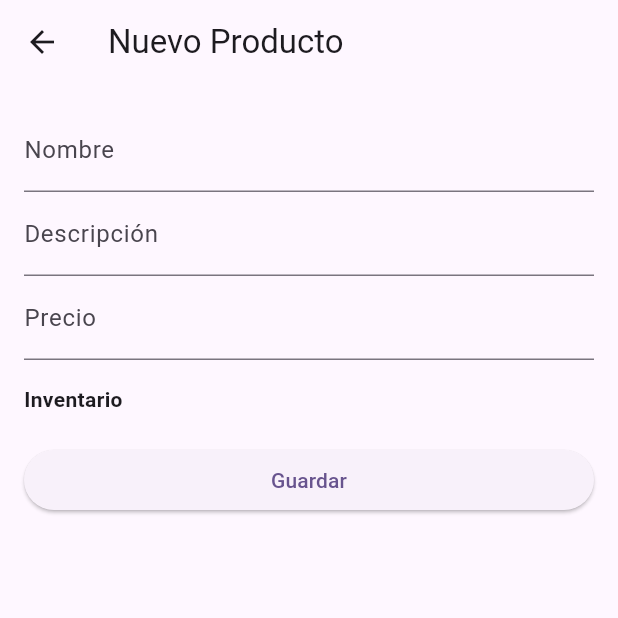
After one commit to dmr617805/proyectofinal, a Flutter app: the ProductoScreen screen opened by its route, after a tap on the "add" icon, on a phone screen of 412 x 824 dp, the top half of it. The commit adds this screen. Run offline on Flutter 3.47's test engine with Material 3 defaults, Android fonts, the phone set to English and light mode, and no system bars; our stand-ins replace shared_preferences, sqflite; accounts and stored records are empty.

Commit message:
se agrega pantalla de productos version incial

```diff
--- a/lib/database/database_helper.dart
+++ b/lib/database/database_helper.dart
@@ -51,6 +51,30 @@ class DatabaseHelper {
       )
     ''');
 
+
+    await db.execute('''
+      CREATE TABLE producto (
+        id_producto INTEGER PRIMARY KEY AUTOINCREMENT,
+        nombre TEXT NOT NULL,
+        descripcion TEXT,
+        precio REAL NOT NULL,
+        is_active INTEGER NOT NULL DEFAULT 1
+      )
+    ''');
+
+
+    await db.execute('''
+      CREATE TABLE inventario (
+        id_sucursal INTEGER NOT NULL,
+        id_producto INTEGER NOT NULL,
+        cantidad_disponible INTEGER NOT NULL,
+        PRIMARY KEY (id_sucursal, id_producto),
+        FOREIGN KEY (id_sucursal) REFERENCES sucursal(id_sucursal),
+        FOREIGN KEY (id_producto) REFERENCES producto(id_producto)
+      )
+    ''');
+
+
     final batch = db.batch();
 
     await batch.commit();
--- a/lib/main.dart
+++ b/lib/main.dart
@@ -1,13 +1,17 @@
 import 'package:flutter/material.dart';
 import 'package:provider/provider.dart';
 import 'package:proyectofinal/models/cliente.dart';
+import 'package:proyectofinal/models/producto.dart';
 import 'package:proyectofinal/models/sucursal.dart';
 import 'package:proyectofinal/screens/cliente/cliente_form_screen.dart';
 import 'package:proyectofinal/screens/cliente/cliente_screen.dart';
 import 'package:proyectofinal/screens/login_screen.dart';
+import 'package:proyectofinal/screens/producto/producto_form_screen.dart';
+import 'package:proyectofinal/screens/producto/producto_screen.dart';
 import 'package:proyectofinal/screens/sucursal/sucursal_form_screen.dart';
 import 'package:proyectofinal/screens/sucursal/sucursal_screen.dart';
 import 'package:proyectofinal/viewmodels/cliente_viewmodel.dart';
+import 'package:proyectofinal/viewmodels/producto_viewmodel.dart';
 import 'package:proyectofinal/viewmodels/sucursal_viewmodel.dart';
 
 void main() {
@@ -24,6 +28,7 @@ class MyApp extends StatelessWidget {
       providers: [
         ChangeNotifierProvider(create: (_) => ClienteViewModel()),
         ChangeNotifierProvider(create: (_) => SucursalViewModel()),
+        ChangeNotifierProvider(create: (_) => ProductoViewModel()),
         // ChangeNotifierProvider(create: (_) => UsuarioViewModel()),
       ],
       child: MaterialApp(
@@ -55,6 +60,16 @@ class MyApp extends StatelessWidget {
                 builder: (_) => SucursalFormScreen(sucursal: sucursal),
               );
 
+            case ProductoScreen.routeName:
+              return MaterialPageRoute(builder: (_) => const ProductoScreen());
+
+            case ProductoFormScreen.routeName:
+              final producto = settings.arguments as Producto?;
+              return MaterialPageRoute(
+                builder: (_) => ProductoFormScreen(producto: producto),
+              );
+
+
             default:
               return null;
           }
--- /dev/null
+++ b/lib/models/inventario.dart
@@ -0,0 +1,44 @@
+class Inventario {
+  final int idSucursal;
+  final int idProducto;
+  final int cantidadDisponible;
+
+  Inventario({
+    required this.idSucursal,
+    required this.idProducto,
+    required this.cantidadDisponible,
+  });
+
+  Map<String, dynamic> toMap() {
+    return {
+      'id_sucursal': idSucursal,
+      'id_producto': idProducto,
+      'cantidad_disponible': cantidadDisponible,
+    };
+  }
+
+  factory Inventario.fromMap(Map<String, dynamic> map) {
+    return Inventario(
+      idSucursal: map['id_sucursal'],
+      idProducto: map['id_producto'],
+      cantidadDisponible: map['cantidad_disponible'],
+    );
+  }
+
+  Inventario copyWith({
+    int? idSucursal,
+    int? idProducto,
+    int? cantidadDisponible,
+  }) {
+    return Inventario(
+      idSucursal: idSucursal ?? this.idSucursal,
+      idProducto: idProducto ?? this.idProducto,
+      cantidadDisponible: cantidadDisponible ?? this.cantidadDisponible,
+    );
+  }
+
+  @override
+  String toString() {
+    return 'Inventario(idSucursal: $idSucursal, idProducto: $idProducto, cantidadDisponible: $cantidadDisponible)';
+  }
+}
--- /dev/null
+++ b/lib/models/producto.dart
@@ -0,0 +1,62 @@
+import 'package:proyectofinal/models/inventario.dart';
+
+class Producto {
+  final int? idProducto;
+  final String nombre;
+  final String? descripcion;
+  final double? precio;
+  final bool isActive;
+  final List<Inventario> inventario;
+
+  Producto({
+    this.idProducto,
+    required this.nombre,
+    this.descripcion,
+    required this.precio,
+    this.isActive = true,
+    this.inventario = const [],
+  });
+
+  Map<String, dynamic> toMap() {
+    return {
+      'id_producto': idProducto,
+      'nombre': nombre,
+      'descripcion': descripcion,
+      'precio': precio,
+      'is_active': isActive ? 1 : 0,
+    };
+  }
+
+  factory Producto.fromMap(Map<String, dynamic> map) {
+    return Producto(
+      idProducto: map['id_producto'],
+      nombre: map['nombre'],
+      descripcion: map['descripcion'],
+      precio: map['precio'] is int ? (map['precio'] as int).toDouble() : map['precio'],
+      isActive: map['is_active'] == 1,
+    );
+  }
+
+  Producto copyWith({
+    int? idProducto,
+    String? nombre,
+    String? descripcion,
+    double? precio,
+    bool? isActive,
+    List<Inventario>? inventario,
+  }) {
+    return Producto(
+      idProducto: idProducto ?? this.idProducto,
+      nombre: nombre ?? this.nombre,
+      descripcion: descripcion ?? this.descripcion,
+      precio: precio ?? this.precio,
+      isActive: isActive ?? this.isActive,
+      inventario: inventario ?? this.inventario,
+    );
+  }
+
+  @override
+  String toString() {
+    return 'Producto(idProducto: $idProducto, nombre: $nombre, descripcion: $descripcion, precio: $precio, isActive: $isActive)';
+  }
+}
--- /dev/null
+++ b/lib/repositories/producto_repository.dart
@@ -0,0 +1,119 @@
+import 'package:proyectofinal/database/database_helper.dart';
+import 'package:proyectofinal/models/producto.dart';
+import 'package:proyectofinal/models/inventario.dart';
+
+class ProductoRepository {
+  final DatabaseHelper _databaseHelper = DatabaseHelper.instance;
+
+  // Insertar un producto y su inventario
+  Future<int> crear(Producto producto) async {
+    final db = await _databaseHelper.database;
+    int productoId = 0;
+
+    await db.transaction((txn) async {
+      productoId = await txn.insert('producto', producto.toMap());
+
+      for (final inv in producto.inventario) {
+        await txn.insert('inventario', {
+          'id_producto': productoId,
+          'id_sucursal': inv.idSucursal,
+          'cantidad_disponible': inv.cantidadDisponible,
+        });
+      }
+    });
+
+    return productoId;
+  }
+
+  // Actualizar un producto
+  Future<int> actualizar(Producto producto) async {
+    return await _databaseHelper.update(
+      'producto',
+      producto.toMap(),
+      'id_producto = ?',
+      [producto.idProducto],
+    );
+  }
+
+  // Eliminar lógicamente un producto
+  Future<int> eliminar(int idProducto) async {
+    return await _databaseHelper.update(
+      'producto',
+      {'is_active': 0},
+      'id_producto = ?',
+      [idProducto],
+    );
+  }
+
+  // Obtener todos los productos activos
+  Future<List<Producto>> obtenerTodos({bool soloActivos = true}) async {
+    List<Producto> productos = [];
+
+    final List<Map<String, dynamic>> maps = await _databaseHelper.query(
+      'producto',
+      whereClause: soloActivos ? 'is_active = ?' : null,
+      whereArgs: soloActivos ? [1] : null,
+    );
+
+    maps.map((map) =>  productos.add(Producto.fromMap(map))).toList();
+
+    // Obtener inventario para cada producto
+    for (int i = 0; i < productos.length; i++) {
+      final inventario = await obtenerInventarioPorProducto(
+        productos[i].idProducto!,
+      );
+      productos[i] = productos[i].copyWith(inventario: inventario);
+    }
+
+    return productos;
+  }
+
+  // Obtener inventario por producto
+  Future<List<Inventario>> obtenerInventarioPorProducto(int idProducto) async {
+    final maps = await _databaseHelper.query(
+      'inventario',
+      whereClause: 'id_producto = ?',
+      whereArgs: [idProducto],
+    );
+
+    if (maps.isEmpty) return [];
+
+    return maps.map((map) => Inventario.fromMap(map)).toList();
+  }
+
+  // Agregar inventario a un producto
+  Future<int> agregarInventario(Inventario inventario) async {
+    return await _databaseHelper.insert('inventario', inventario.toMap());
+  }
+
+  // Eliminar inventario por producto
+  Future<int> eliminarInventarioPorProducto(int idProducto) async {
+    return await _databaseHelper.delete('inventario', 'id_producto = ?', [
+      idProducto,
+    ]);
+  }
+
+  // Actualizar inventario de un producto para una sucursal
+  Future<int> actualizarInventario(Inventario inventario) async {
+    return await _databaseHelper.update(
+      'inventario',
+      inventario.toMap(),
+      'id_producto = ? AND id_sucursal = ?',
+      [inventario.idProducto, inventario.idSucursal],
+    );
+  }
+
+  // Actualizar cantidad de inventario de un producto en una sucursal específica
+  Future<int> actualizarCantidadInventario(
+    int idProducto,
+    int idSucursal,
+    int nuevaCantidad,
+  ) async {
+    return await _databaseHelper.update(
+      'inventario',
+      {'cantidad_disponible': nuevaCantidad},
+      'id_producto = ? AND id_sucursal = ?',
+      [idProducto, idSucursal],
+    );
+  }
+}
--- a/lib/screens/login_screen.dart
+++ b/lib/screens/login_screen.dart
@@ -1,5 +1,6 @@
 import 'package:flutter/material.dart';
 import 'package:proyectofinal/models/usuario.dart';
+import 'package:proyectofinal/screens/producto/producto_screen.dart';
 import 'package:proyectofinal/screens/sucursal/sucursal_screen.dart';
 import 'package:shared_preferences/shared_preferences.dart';
 
@@ -33,7 +34,7 @@ class _LoginScreenState extends State<LoginScreen> {
 
       // Navegar a la pantalla de inicio
 
-      Navigator.pushReplacementNamed(context, SucursalScreen.routeName);
+      Navigator.pushReplacementNamed(context, ProductoScreen.routeName);
 
       // Navigator.pushReplacement(
       //   context,
--- /dev/null
+++ b/lib/screens/producto/producto_form_screen.dart
@@ -0,0 +1,179 @@
+import 'package:flutter/material.dart';
+import 'package:provider/provider.dart';
+import 'package:proyectofinal/models/inventario.dart';
+import 'package:proyectofinal/models/producto.dart';
+import 'package:proyectofinal/models/sucursal.dart';
+import 'package:proyectofinal/viewmodels/producto_viewmodel.dart';
+import 'package:proyectofinal/viewmodels/sucursal_viewmodel.dart';
+
+class ProductoFormScreen extends StatefulWidget {
+  static const String routeName = '/producto_form';
+  final Producto? producto;
+  const ProductoFormScreen({super.key, this.producto});
+
+  @override
+  State<ProductoFormScreen> createState() => _ProductoFormScreenState();
+}
+
+class _ProductoFormScreenState extends State<ProductoFormScreen> {
+  final _formKey = GlobalKey<FormState>();
+  late TextEditingController _nombreController;
+  late TextEditingController _descripcionController;
+  late TextEditingController _precioController;
+  bool _isLoading = true;
+  final List<InventarioEntry> _inventarioControllers = [];
+
+  @override
+  void initState() {
+    super.initState();
+   _loadData();
+  }
+
+  Future<void> _loadData() async {
+   final producto = widget.producto;
+    _nombreController = TextEditingController(text: producto?.nombre ?? '');
+    _descripcionController = TextEditingController(text: producto?.descripcion ?? '');
+    _precioController = TextEditingController(text: producto?.precio?.toString() ?? '');
+
+    final sucursalVM = Provider.of<SucursalViewModel>(context, listen: false);
+    await sucursalVM.cargarSucursales(); // Cargar sucursales al iniciar
+
+    for (var sucursal in sucursalVM.sucursales) {
+      // Buscar si el producto ya tiene inventario registrado para esa sucursal
+      final inventarioExistente = producto?.inventario.firstWhere(
+        (inv) => inv.idSucursal == sucursal.idSucursal,
+        orElse: () => Inventario(idSucursal: sucursal.idSucursal!, idProducto: 0, cantidadDisponible: 0),
+      );
+
+      final cantidad = inventarioExistente?.cantidadDisponible ?? 0;
+      _inventarioControllers.add(InventarioEntry(
+        sucursal: sucursal,
+        controller: TextEditingController(text: cantidad.toString()),
+      ));
+    }
+
+    setState(() {
+      _isLoading = false;
+    });
+
+  }
+
+  void _guardar() async {
+    if (_formKey.currentState?.validate() ?? false) {
+
+      final inventarioList = _inventarioControllers.map((entry) {
+          return Inventario(
+            idSucursal: entry.sucursal.idSucursal!,
+            idProducto: widget.producto?.idProducto ?? 0, // Si es nuevo, asigna después del guardado
+            cantidadDisponible: int.tryParse(entry.controller.text) ?? 0,
+          );
+      }).toList();
+
+      final producto = Producto(
+        idProducto: widget.producto?.idProducto,
+        nombre: _nombreController.text,
+        descripcion: _descripcionController.text,
+        precio: double.tryParse(_precioController.text) ?? 0,
+        isActive: true,
+        inventario: inventarioList,
+      );
+
+      final productoVM = Provider.of<ProductoViewModel>(context, listen: false);
+
+      await productoVM.guardar(producto);
+      // if (producto.idProducto == null) {
+      //   await productoVM.crear(producto);
+      // } else {
+      //   await productoVM.actualizar(producto);
+      // }
+
+      Navigator.pop(context);
+    }
+  }
+
+  @override
+  void dispose() {
+    _nombreController.dispose();
+    _descripcionController.dispose();
+    _precioController.dispose();
+    for (var entry in _inventarioControllers) {
+      entry.controller.dispose();
+    }
+    super.dispose();
+  }
+
+
+  @override
+  Widget build(BuildContext context) {
+
+    final esEdicion = widget.producto != null;
+
+    return Scaffold(
+      appBar: AppBar(
+        title: Text(esEdicion ? 'Editar Producto' : 'Nuevo Producto'),
+      ),
+      body: _isLoading
+        ? const Center(child: CircularProgressIndicator())
+        : Padding(
+        padding: const EdgeInsets.all(16.0),
+        child: Form(
+          key: _formKey,
+          child: ListView(
+            children: [
+              TextFormField(
+                controller: _nombreController,
+                decoration: const InputDecoration(labelText: 'Nombre'),
+                validator:
+                    (value) => value!.isEmpty ? 'Campo obligatorio' : null,
+              ),
+              TextFormField(
+                controller: _descripcionController,
+                decoration: const InputDecoration(labelText: 'Descripción'),
+              ),
+              TextFormField(
+                controller: _precioController,
+                decoration: const InputDecoration(labelText: 'Precio'),
+                keyboardType: TextInputType.numberWithOptions(decimal: true),
+                validator:
+                    (value) => value!.isEmpty ? 'Campo obligatorio' : null,
+              ),
+              const SizedBox(height: 16),
+              const Text(
+                'Inventario',
+                style: TextStyle(fontWeight: FontWeight.bold),
+              ),
+              Column(
+                children: _inventarioControllers.map((entry) {
+                  return Padding(
+                    padding: const EdgeInsets.symmetric(vertical: 8.0),
+                    child: TextFormField(
+                      controller: entry.controller,
+                      keyboardType: TextInputType.number,
+                      decoration: InputDecoration(labelText: 'Cantidad en ${entry.sucursal.nombre}'),
+                      validator: (value) => value!.isEmpty ? 'Campo obligatorio' : null,
+                    ),
+                  );
+                }).toList(),
+              ),
+              const SizedBox(height: 20),
+              ElevatedButton(
+                onPressed: _guardar,
+                child: Text(esEdicion ? 'Actualizar' : 'Guardar'),
+              ),
+            ],
+          ),
+        ),
+      ),
+    );
+  }
+}
+
+class InventarioEntry {
+  final Sucursal sucursal;
+  final TextEditingController controller;
+
+  InventarioEntry({
+    required this.sucursal,
+    required this.controller,
+  });
+}
--- /dev/null
+++ b/lib/screens/producto/producto_screen.dart
@@ -0,0 +1,71 @@
+import 'package:flutter/material.dart';
+import 'package:provider/provider.dart';
+
+import 'package:proyectofinal/screens/producto/producto_form_screen.dart';
+import 'package:proyectofinal/viewmodels/producto_viewmodel.dart';
+import 'package:proyectofinal/widgets/producto_card.dart';
+
+class ProductoScreen extends StatefulWidget {
+  static const String routeName = '/productos';
+  const ProductoScreen({super.key});
+
+  @override
+  State<ProductoScreen> createState() => _ProductoScreenState();
+}
+
+class _ProductoScreenState extends State<ProductoScreen> {
+
+  late ProductoViewModel viewModel;
+
+
+  @override
+  void initState() {
+    super.initState();
+    _loadData();
+  }
+
+  Future<void> _loadData() async {
+    // Cargar los datos necesarios para la pantalla de productos.
+    viewModel = Provider.of<ProductoViewModel>(context, listen: false);
+    await viewModel.cargarProductosConInventario();
+  }
+
+
+  @override
+  Widget build(BuildContext context) {
+    return  Scaffold(
+      appBar: AppBar(title: const Text('Productos')),
+      body: Consumer<ProductoViewModel>(
+        builder: (context, viewModel, child) {
+          if (viewModel.productos.isEmpty) {
+            return const Center(child: Text('No hay productos'));
+          }
+          return ListView.builder(
+            itemCount: viewModel.productos.length,
+            itemBuilder: (context, index) {
+              final producto = viewModel.productos[index];
+              return ProductoCard(
+                producto: producto,
+                onEdit: () {
+                  Navigator.of(context).pushNamed(
+                    ProductoFormScreen.routeName,
+                    arguments: producto,
+                  );
+                },
+                onDelete: () {
+                  viewModel.eliminar(producto.idProducto!);
+                },
+              );
+            },
+          );
+        },
+      ),
+      floatingActionButton: FloatingActionButton(
+        onPressed: () {
+          Navigator.of(context).pushNamed(ProductoFormScreen.routeName);
+        },
+        child: const Icon(Icons.add),
+      ),
+    );
+  }
+}
--- /dev/null
+++ b/lib/viewmodels/producto_viewmodel.dart
@@ -0,0 +1,76 @@
+import 'package:flutter/material.dart';
+import 'package:proyectofinal/models/producto.dart';
+import 'package:proyectofinal/models/inventario.dart';
+import 'package:proyectofinal/repositories/producto_repository.dart';
+
+class ProductoViewModel with ChangeNotifier {
+  final ProductoRepository _repo = ProductoRepository();
+
+  List<Producto> _productos = [];
+  final Map<int, List<Inventario>> _inventarioPorProducto = {};
+
+  List<Producto> get productos => _productos;
+
+  /// Retorna el inventario por producto ID
+  List<Inventario> obtenerInventarioDeProducto(int idProducto) {
+    return _inventarioPorProducto[idProducto] ?? [];
+  }
+
+  /// Cargar todos los productos activos y su inventario correspondiente
+  Future<void> cargarProductosConInventario({bool soloActivos = true}) async {
+    _productos = await _repo.obtenerTodos(soloActivos: soloActivos);
+    _inventarioPorProducto.clear();
+
+    // for (var producto in _productos) {
+    //   final inventario = await _repo.obtenerInventarioPorProducto(
+    //     producto.idProducto!,
+    //   );
+    //   _inventarioPorProducto[producto.idProducto!] = inventario;
+    // }
+
+    notifyListeners();
+  }
+
+  /// Guardar producto (crear o actualizar según corresponda)
+  Future<void> guardar(Producto producto) async {
+    if (producto.idProducto == null) {
+      await _repo.crear(producto);
+    } else {
+      await actualizar(producto);
+    }
+    await cargarProductosConInventario();
+  }
+
+
+  /// Actualizar producto y su inventario
+  Future<void> actualizar(Producto producto) async {
+    await _repo.actualizar(producto);
+
+    await _repo.eliminarInventarioPorProducto(producto.idProducto!);
+    for (var item in producto.inventario) {
+      await _repo.agregarInventario(item);
+    }
+
+  }
+
+  /// Eliminar producto lógicamente y limpiar su inventario
+  Future<void> eliminar(int idProducto) async {
+    await _repo.eliminar(idProducto);
+    await _repo.eliminarInventarioPorProducto(idProducto);
+    await cargarProductosConInventario();
+  }
+
+  /// Actualizar cantidad de inventario de un producto en una sucursal específica
+  Future<void> actualizarInventario(
+    int idProducto,
+    int idSucursal,
+    int nuevaCantidad,
+  ) async {
+    await _repo.actualizarCantidadInventario(
+      idProducto,
+      idSucursal,
+      nuevaCantidad,
+    );
+    await cargarProductosConInventario();
+  }
+}
--- /dev/null
+++ b/lib/widgets/producto_card.dart
@@ -0,0 +1,40 @@
+import 'package:flutter/material.dart';
+import 'package:proyectofinal/models/producto.dart';
+
+class ProductoCard extends StatelessWidget {
+  final Producto producto;
+  final VoidCallback onEdit;
+  final VoidCallback onDelete;
+
+  const ProductoCard({
+    super.key,
+    required this.producto,
+    required this.onEdit,
+    required this.onDelete,
+  });
+
+  @override
+  Widget build(BuildContext context) {
+    return Card(
+      child: ListTile(
+        title: Text(producto.nombre),
+        subtitle: Column(
+          crossAxisAlignment: CrossAxisAlignment.start,
+          children: [
+            if (producto.descripcion != null &&
+                producto.descripcion!.isNotEmpty)
+              Text(producto.descripcion!),
+            Text('Precio: \$${producto.precio?.toStringAsFixed(2) ?? '0.00'}'),
+          ],
+        ),
+        trailing: Row(
+          mainAxisSize: MainAxisSize.min,
+          children: [
+            IconButton(icon: const Icon(Icons.edit), onPressed: onEdit),
+            IconButton(icon: const Icon(Icons.delete), onPressed: onDelete),
+          ],
+        ),
+      ),
+    );
+  }
+}
```
